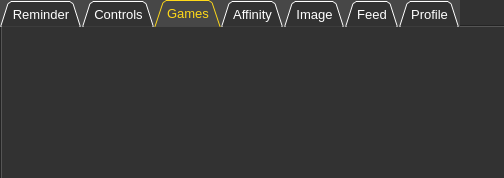
TechMaverik/BOOMER, file bin/ui/main_window.ui: the form before one commit.
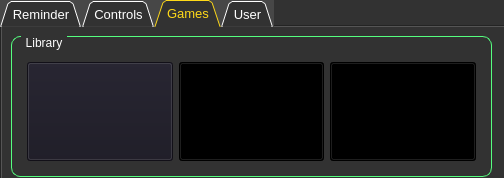
The form after the commit. The open tabs and pages were chosen to show the change. Icons and pictures are not drawn.

Commit message: Games window

What changed in the file:
```diff
--- a/bin/ui/main_window.ui
+++ b/bin/ui/main_window.ui
@@ -43,7 +43,7 @@
 border-color: rgb(0, 0, 0);
 }
 QTabBar::tab:selected{
-background-color: rgb(71, 71, 71);
+background-color:rgb(50, 50, 50);
 color:rgba(255, 217, 24);
 }</string>
    </property>
@@ -413,25 +413,133 @@
     <attribute name="title">
      <string>Games</string>
     </attribute>
-   </widget>
-   <widget class="QWidget" name="affinity_tab">
-    <attribute name="title">
-     <string>Affinity</string>
-    </attribute>
-   </widget>
-   <widget class="QWidget" name="view_tab">
-    <attribute name="title">
-     <string>Image</string>
-    </attribute>
-   </widget>
-   <widget class="QWidget" name="tab">
-    <attribute name="title">
-     <string>Feed</string>
-    </attribute>
+    <widget class="QGroupBox" name="groupBox">
+     <property name="geometry">
+      <rect>
+       <x>9</x>
+       <y>9</y>
+       <width>481</width>
+       <height>141</height>
+      </rect>
+     </property>
+     <property name="styleSheet">
+      <string notr="true">QGroupBox {
+    border: 1px solid rgb(85, 255, 127);
+    border-radius: 9px;
+    margin-top: 0.5em;
+	color:rgb(255, 255, 255);
+}
+
+QGroupBox::title {
+    subcontrol-origin: margin;
+    left: 10px;
+    padding: 0 3px 0 3px;
+}</string>
+     </property>
+     <property name="title">
+      <string>Library</string>
+     </property>
+     <widget class="QWidget" name="horizontalLayoutWidget">
+      <property name="geometry">
+       <rect>
+        <x>10</x>
+        <y>20</y>
+        <width>461</width>
+        <height>111</height>
+       </rect>
+      </property>
+      <layout class="QHBoxLayout" name="horizontalLayout_3">
+       <property name="leftMargin">
+        <number>6</number>
+       </property>
+       <property name="topMargin">
+        <number>6</number>
+       </property>
+       <property name="rightMargin">
+        <number>6</number>
+       </property>
+       <property name="bottomMargin">
+        <number>6</number>
+       </property>
+       <item>
+        <widget class="QPushButton" name="pushButton">
+         <property name="maximumSize">
+          <size>
+           <width>16777215</width>
+           <height>100</height>
+          </size>
+         </property>
+         <property name="styleSheet">
+          <string notr="true">QPushButton
+{
+  image: url(:/Baics/dont_sleep.jpg);
+	background-color: rgb(25, 23, 34);
+}
+
+QPushButton:hover{
+	border: 1px solid rgb(85, 191, 233);
+}</string>
+         </property>
+         <property name="text">
+          <string/>
+         </property>
+        </widget>
+       </item>
+       <item>
+        <widget class="QPushButton" name="pushButton_4">
+         <property name="maximumSize">
+          <size>
+           <width>16777215</width>
+           <height>100</height>
+          </size>
+         </property>
+         <property name="styleSheet">
+          <string notr="true">QPushButton
+{
+  image: url(:/Baics/squid.jpg);
+	background-color: rgb(0, 0, 0);
+}
+
+QPushButton:hover{
+	border: 1px solid rgb(231, 29, 131);
+}</string>
+         </property>
+         <property name="text">
+          <string/>
+         </property>
+        </widget>
+       </item>
+       <item>
+        <widget class="QPushButton" name="pushButton_3">
+         <property name="maximumSize">
+          <size>
+           <width>16777215</width>
+           <height>100</height>
+          </size>
+         </property>
+         <property name="styleSheet">
+          <string notr="true">QPushButton
+{
+ image:url(:/Baics/memory.png);
+	background-color: rgb(0, 0, 0);
+
+}
+QPushButton:hover{
+	border: 1px solid white;
+}</string>
+         </property>
+         <property name="text">
+          <string/>
+         </property>
+        </widget>
+       </item>
+      </layout>
+     </widget>
+    </widget>
    </widget>
    <widget class="QWidget" name="user_tab">
     <attribute name="title">
-     <string>Profile</string>
+     <string>User</string>
     </attribute>
    </widget>
   </widget>
```
Left out of the diff: 6 changed lines with no effect on the pictures.
